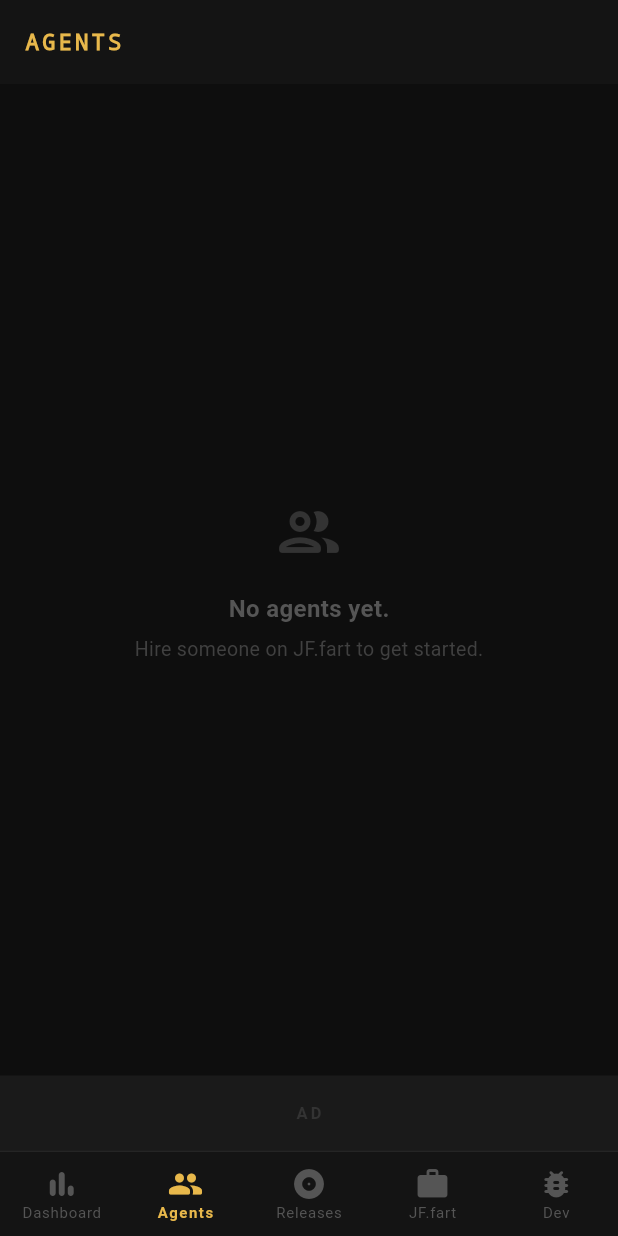
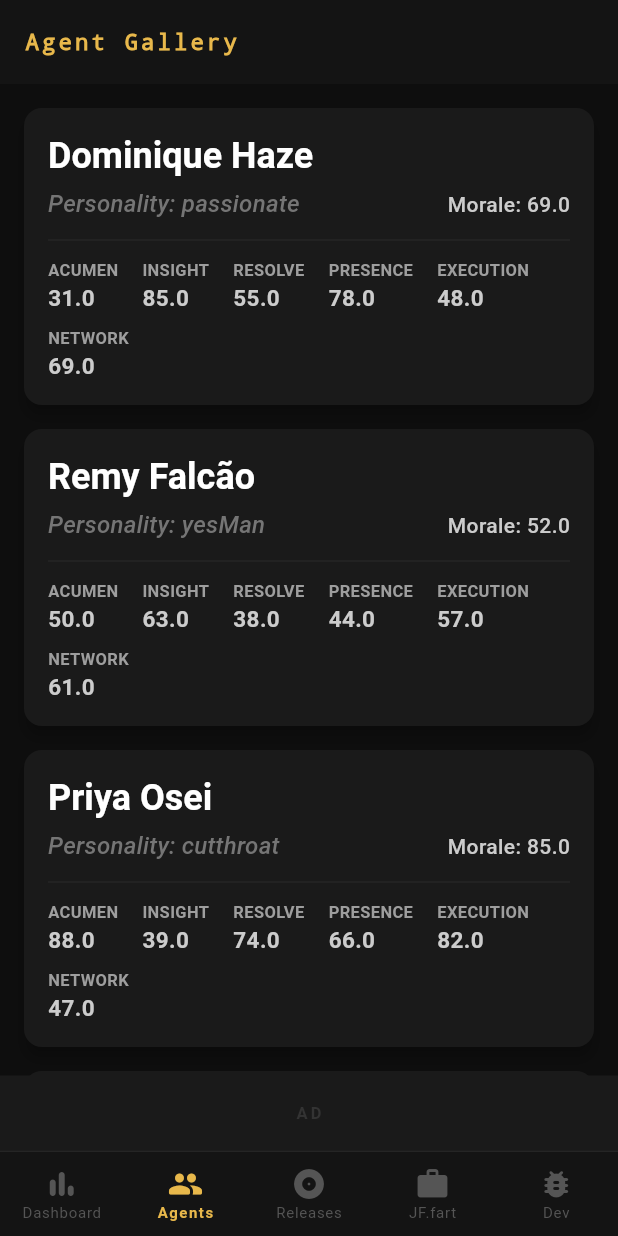
Before and after one commit to plasticus/record_label_simulator, a Flutter app: the screen it shows after launch, item 2 of the bottom bar chosen, on a phone screen of 412 x 824 dp. Run offline on Flutter 3.47's test engine with Material 3 defaults, Android fonts, the phone set to English and light mode, and no system bars; our stand-ins replace shared_preferences.

Commit message:
feat: added rogues gallery of agents

```diff
--- a/lib/Songs/screen_terra_roots_jukebox.dart
+++ b/lib/Songs/screen_terra_roots_jukebox.dart
@@ -6,10 +6,10 @@
 import 'glitch_hop_songs.dart';
 import 'rust_beat_songs.dart';
 import 'klangor_songs.dart';
-import '../gen/band_gen_complex.dart';
+import '../generators/band_generator.dart';
 
 class TerraRootsJukeboxScreen extends StatefulWidget {
-  final ComplexBandGenerator generator;
+  final BandGenerator generator;
 
   const TerraRootsJukeboxScreen({super.key, required this.generator});
 
--- a/lib/screens/gallery/agent_gallery_screen.dart
+++ b/lib/screens/gallery/agent_gallery_screen.dart
@@ -1,55 +1,145 @@
+// // ... existing imports ...
+import 'dart:convert';
 import 'package:flutter/material.dart';
+import 'package:flutter/services.dart' show rootBundle;
 
-// ─── AGENT GALLERY SCREEN ────────────────────────────────────────────────────
-// The Rogue's Gallery. Shows all active agents — Band Managers, A&R,
-// Creative Director, and contracted directors.
-// Tap an agent to open their detail screen.
-// STATUS: Stub
+// lib/screens/gallery/agent_gallery_screen.dart
 
-class AgentGalleryScreen extends StatelessWidget {
+class AgentGalleryScreen extends StatefulWidget {
   const AgentGalleryScreen({super.key});
 
   @override
+  State<AgentGalleryScreen> createState() => _AgentGalleryScreenState();
+}
+
+class _AgentGalleryScreenState extends State<AgentGalleryScreen> {
+  List<dynamic> _randomAgents = [];
+  bool _isLoading = true;
+  String? _error;
+
+  @override
+  void initState() {
+    super.initState();
+    _loadRandomAgents();
+  }
+
+  Future<void> _loadRandomAgents() async {
+    try {
+      // Pulling directly from your existing json file asset seen in image_90fbec.jpg
+      final String response = await rootBundle.loadString('assets/data/band_managers.json');
+      final List<dynamic> data = json.decode(response);
+
+      if (data.isNotEmpty) {
+        // Shuffle the real roster deck and carve out exactly 5 items
+        final List<dynamic> shuffled = List.from(data)..shuffle();
+        _randomAgents = shuffled.take(5).toList();
+      }
+
+      setState(() {
+        _isLoading = false;
+      });
+    } catch (e) {
+      setState(() {
+        _error = e.toString();
+        _isLoading = false;
+      });
+    }
+  }
+
+  @override
   Widget build(BuildContext context) {
+    if (_isLoading) {
+      return const Scaffold(
+        body: Center(child: CircularProgressIndicator()),
+      );
+    }
+
+    if (_error != null) {
+      return Scaffold(
+        body: Center(child: Text('Gnarly error loading data: $_error')),
+      );
+    }
+
     return Scaffold(
       appBar: AppBar(
-        title: const Text('AGENTS'),
+        title: const Text('Agent Gallery'),
       ),
-      body: const Center(
-        child: _EmptyGallery(),
+      body: _randomAgents.isEmpty
+          ? const Center(child: Text('No managers found in the file.'))
+          : ListView.builder(
+        padding: const EdgeInsets.all(16.0),
+        itemCount: _randomAgents.length,
+        itemBuilder: (context, index) {
+          final agent = _randomAgents[index];
+          // Accessing the nested skills map directly from your JSON blueprint
+          final Map<String, dynamic> skills = agent['skills'] ?? {};
+
+          return Card(
+            margin: const EdgeInsets.only(bottom: 16.0),
+            elevation: 4.0,
+            shape: RoundedRectangleBorder(borderRadius: BorderRadius.circular(12.0)),
+            child: Padding(
+              padding: const EdgeInsets.all(16.0),
+              child: Column(
+                crossAxisAlignment: CrossAxisAlignment.start,
+                children: [
+                  Text(
+                    agent['name'] ?? 'Unknown Agent',
+                    style: Theme.of(context).textTheme.headlineSmall?.copyWith(
+                      fontWeight: FontWeight.bold,
+                    ),
+                  ),
+                  const SizedBox(height: 4.0),
+                  Row(
+                    mainAxisAlignment: MainAxisAlignment.spaceBetween,
+                    children: [
+                      Text(
+                        'Personality: ${agent['personality'] ?? 'Normal'}',
+                        style: Theme.of(context).textTheme.titleMedium?.copyWith(
+                          color: Colors.grey[600],
+                          fontStyle: FontStyle.italic,
+                        ),
+                      ),
+                      Text(
+                        'Morale: ${agent['morale']?.toString() ?? '100'}',
+                        style: const TextStyle(fontWeight: FontWeight.w500),
+                      ),
+                    ],
+                  ),
+                  const Divider(height: 24.0),
+                  Wrap(
+                    spacing: 16.0,
+                    runSpacing: 8.0,
+                    children: skills.entries.map((entry) {
+                      return Column(
+                        crossAxisAlignment: CrossAxisAlignment.start,
+                        children: [
+                          Text(
+                            entry.key.toUpperCase(),
+                            style: TextStyle(
+                              fontSize: 11.0,
+                              color: Colors.grey[500],
+                              fontWeight: FontWeight.w600,
+                            ),
+                          ),
+                          Text(
+                            '${entry.value}',
+                            style: const TextStyle(
+                              fontSize: 15.0,
+                              fontWeight: FontWeight.bold,
+                            ),
+                          ),
+                        ],
+                      );
+                    }).toList(),
+                  ),
+                ],
+              ),
+            ),
+          );
+        },
       ),
     );
   }
 }
-
-class _EmptyGallery extends StatelessWidget {
-  const _EmptyGallery();
-
-  @override
-  Widget build(BuildContext context) {
-    return Column(
-      mainAxisAlignment: MainAxisAlignment.center,
-      children: [
-        const Icon(Icons.people_outline_rounded,
-            size: 48, color: Color(0xFF333333)),
-        const SizedBox(height: 16),
-        const Text(
-          'No agents yet.',
-          style: TextStyle(
-            color: Color(0xFF555555),
-            fontSize: 16,
-            fontWeight: FontWeight.w600,
-          ),
-        ),
-        const SizedBox(height: 6),
-        Text(
-          'Hire someone on JF.fart to get started.',
-          style: TextStyle(
-            color: const Color(0xFF555555).withValues(alpha: 0.7),
-            fontSize: 13,
-          ),
-        ),
-      ],
-    );
-  }
-}
+// // end of screen class definition
--- a/pubspec.yaml
+++ b/pubspec.yaml
@@ -22,5 +22,5 @@
   uses-material-design: true
 
   assets:
-    - assets/data/
-    - assets/images/jukebox_background.png
+      - assets/data/
+      - assets/images/jukebox_background.png
```
